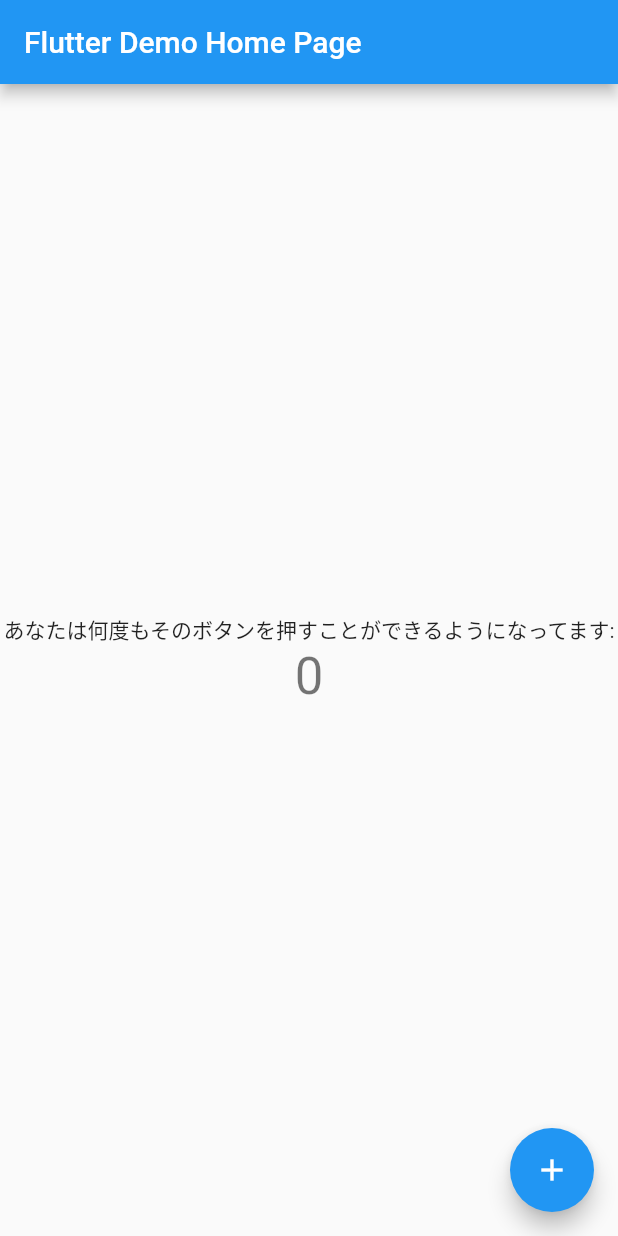
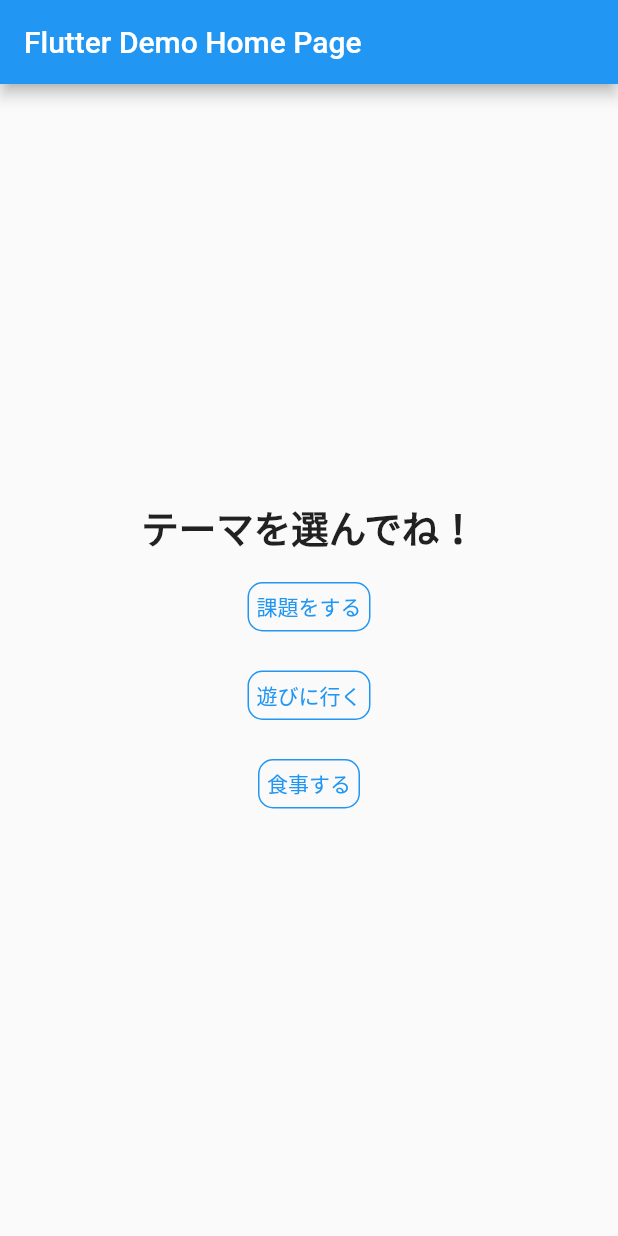
Before and after one commit to enpitut2021/tamariba, a Flutter app: the screen it shows after launch, on a phone screen of 412 x 824 dp. Run offline on Flutter 3.47's test engine with Material 2 defaults, Android fonts, the phone set to English and light mode, and no system bars; Roboto replaces fonts that are missing (Poppins).

Commit message:
Twitterで投稿するボタンを作成
Co-authored-by: hikae <shighten@gmail.com>

```diff
--- a/hello_world/lib/main.dart
+++ b/hello_world/lib/main.dart
@@ -1,4 +1,15 @@
+//√ボタンを作る
+//√「Twitterで投稿する」という名前のボタンにする
+// 遊びに行くボタンなどをつくる
+//そこをクリックしたら投稿するURLを開く
+
+// ehika調べた内容
+// URLを開く https://qiita.com/superman9387/items/868ce6ad60b3c177bff1
+// Twitterに投稿するURL https://publish.twitter.com/?buttonType=TweetButton&widget=Button
+//<a href="https://twitter.com/share?ref_src=twsrc%5Etfw" class="twitter-share-button" data-show-count="false">Tweet</a><script async src="https://platform.twitter.com/widgets.js" charset="utf-8"></script>
+
 import 'package:flutter/material.dart';
+import 'package:url_launcher/url_launcher.dart';
 
 void main() {
   runApp(MyApp());
@@ -46,17 +57,16 @@ class MyHomePage extends StatefulWidget {
 }
 
 class _MyHomePageState extends State<MyHomePage> {
-  int _counter = 0;
+  // Twitterに投稿するURLに飛ぶ
+  _shareTwitter(String tweetText) async {
+    var url = 'https://twitter.com/intent/tweet?text=$tweetText';
+    var encodedUrl = Uri.encodeFull(url);
 
-  void _incrementCounter() {
-    setState(() {
-      // This call to setState tells the Flutter framework that something has
-      // changed in this State, which causes it to rerun the build method below
-      // so that the display can reflect the updated values. If we changed
-      // _counter without calling setState(), then the build method would not be
-      // called again, and so nothing would appear to happen.
-      _counter++;
-    });
+    if (await canLaunch(encodedUrl)) {
+      await launch(encodedUrl);
+    } else {
+      throw 'Could not launch $url';
+    }
   }
 
   @override
@@ -94,20 +104,55 @@ class _MyHomePageState extends State<MyHomePage> {
           mainAxisAlignment: MainAxisAlignment.center,
           children: <Widget>[
             Text(
-              'あなたは何度もそのボタンを押すことができるようになってます:',
+              'テーマを選んでね！',
+              textAlign: TextAlign.center,
+              style: TextStyle(fontSize: 25, fontFamily: 'Poppins', fontWeight: FontWeight.bold)
             ),
-            Text(
-              '$_counter',
-              style: Theme.of(context).textTheme.headline4,
+            TextButton(
+              onPressed: () => {_shareTwitter("課題を一緒にしませんか？？")},
+              child: Container(
+                margin: EdgeInsets.fromLTRB(0, 10, 0, 0),
+                padding: const EdgeInsets.all(5.0),
+                decoration: BoxDecoration(
+                  border: Border.all(color: Colors.blue),
+                  borderRadius: BorderRadius.circular(10),
+                ),
+                child: Container(
+                  child: const Text("課題をする"),
+                ),
+              ),
             ),
+            TextButton(
+              onPressed: () => {_shareTwitter("遊びに行きませんか？⚾😆")},
+              child: Container(
+                margin: EdgeInsets.fromLTRB(0, 10, 0, 0),
+                padding: const EdgeInsets.all(5.0),
+                decoration: BoxDecoration(
+                  border: Border.all(color: Colors.blue),
+                  borderRadius: BorderRadius.circular(10),
+                ),
+                child: Container(
+                  child: const Text("遊びに行く"),
+                ),
+              ),
+            ),
+            TextButton(
+              onPressed: () => {_shareTwitter("ご飯行きませんか？")},
+              child: Container(
+                margin: EdgeInsets.fromLTRB(0, 10, 0, 0),
+                padding: const EdgeInsets.all(5.0),
+                decoration: BoxDecoration(
+                  border: Border.all(color: Colors.blue),
+                  borderRadius: BorderRadius.circular(10),
+                ),
+                child: Container(
+                  child: const Text("食事する"),
+                ),
+              ),
+            )
           ],
         ),
       ),
-      floatingActionButton: FloatingActionButton(
-        onPressed: _incrementCounter,
-        tooltip: 'Increment',
-        child: Icon(Icons.add),
-      ), // This trailing comma makes auto-formatting nicer for build methods.
     );
   }
 }
--- a/hello_world/pubspec.yaml
+++ b/hello_world/pubspec.yaml
@@ -28,6 +28,7 @@ dependencies:
   # The following adds the Cupertino Icons font to your application.
   # Use with the CupertinoIcons class for iOS style icons.
   cupertino_icons: ^1.0.2
+  url_launcher: ^6.0.9
 
 dev_dependencies:
   flutter_test:
```
Also changed, not shown: hello_world/pubspec.lock, 1 other file.
